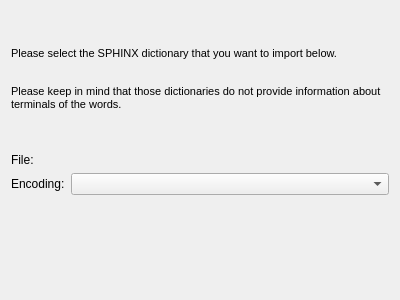
This is simon/src/simonmodelmanagementui/ImportDict/importdictsphinxpage.ui in KDE/simon as Qt 5 draws it before an edit. The edited form follows.
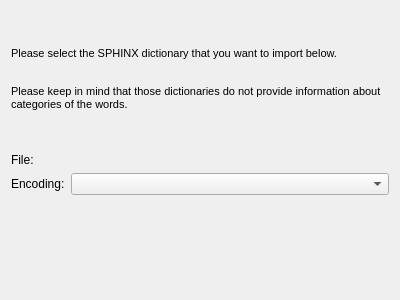
This is the edited form. Custom widgets are drawn as their Qt base class.

Commit message: Deprecating "terminal" in favor of "category"

Diff of the .ui file:
```diff
--- a/simon/src/simonmodelmanagementui/ImportDict/importdictsphinxpage.ui
+++ b/simon/src/simonmodelmanagementui/ImportDict/importdictsphinxpage.ui
@@ -22,7 +22,7 @@
 p, li { white-space: pre-wrap; }
 &lt;/style&gt;&lt;/head&gt;&lt;body style=&quot; font-family:'DejaVu Sans'; font-size:8pt; font-weight:400; font-style:normal;&quot;&gt;
 &lt;p style=&quot; margin-top:12px; margin-bottom:12px; margin-left:0px; margin-right:0px; -qt-block-indent:0; text-indent:0px; font-family:'Bitstream Vera Sans';&quot;&gt;Please select the SPHINX dictionary that you want to import below.&lt;br /&gt;&lt;/p&gt;
-&lt;p style=&quot; margin-top:0px; margin-bottom:0px; margin-left:0px; margin-right:0px; -qt-block-indent:0; text-indent:0px;&quot;&gt;Please keep in mind that those dictionaries do not provide information about terminals of the words.&lt;/p&gt;&lt;/body&gt;&lt;/html&gt;</string>
+&lt;p style=&quot; margin-top:0px; margin-bottom:0px; margin-left:0px; margin-right:0px; -qt-block-indent:0; text-indent:0px;&quot;&gt;Please keep in mind that those dictionaries do not provide information about categories of the words.&lt;/p&gt;&lt;/body&gt;&lt;/html&gt;</string>
      </property>
      <property name="wordWrap">
       <bool>true</bool>
```
The commit also changes 88 other files.
